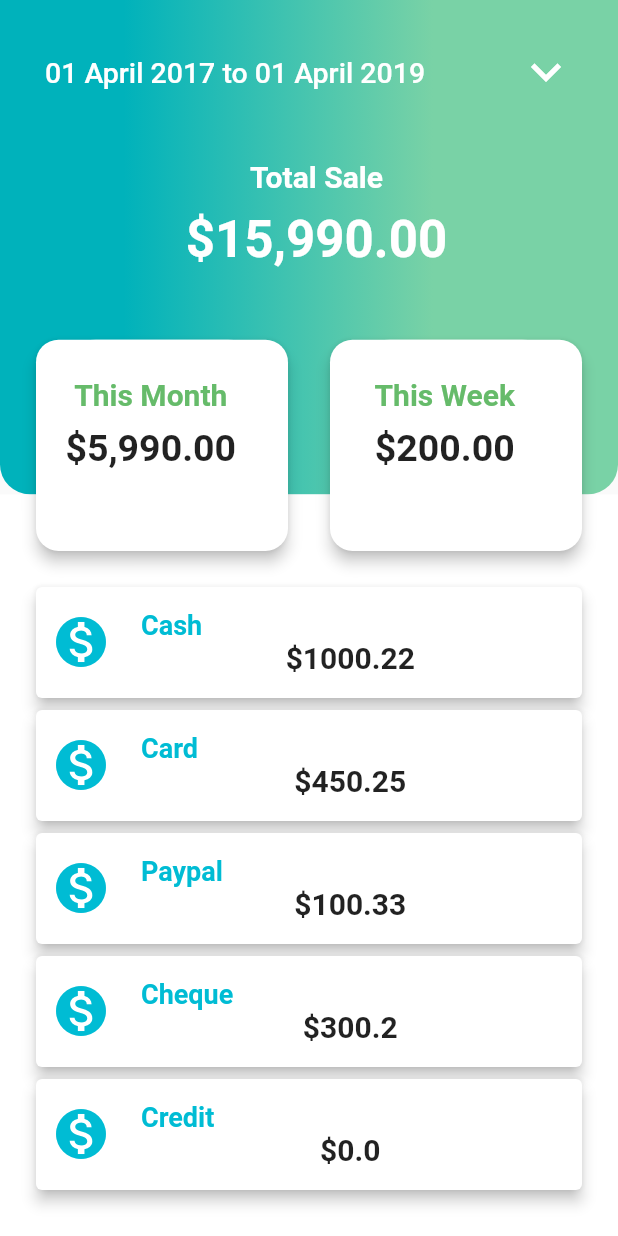
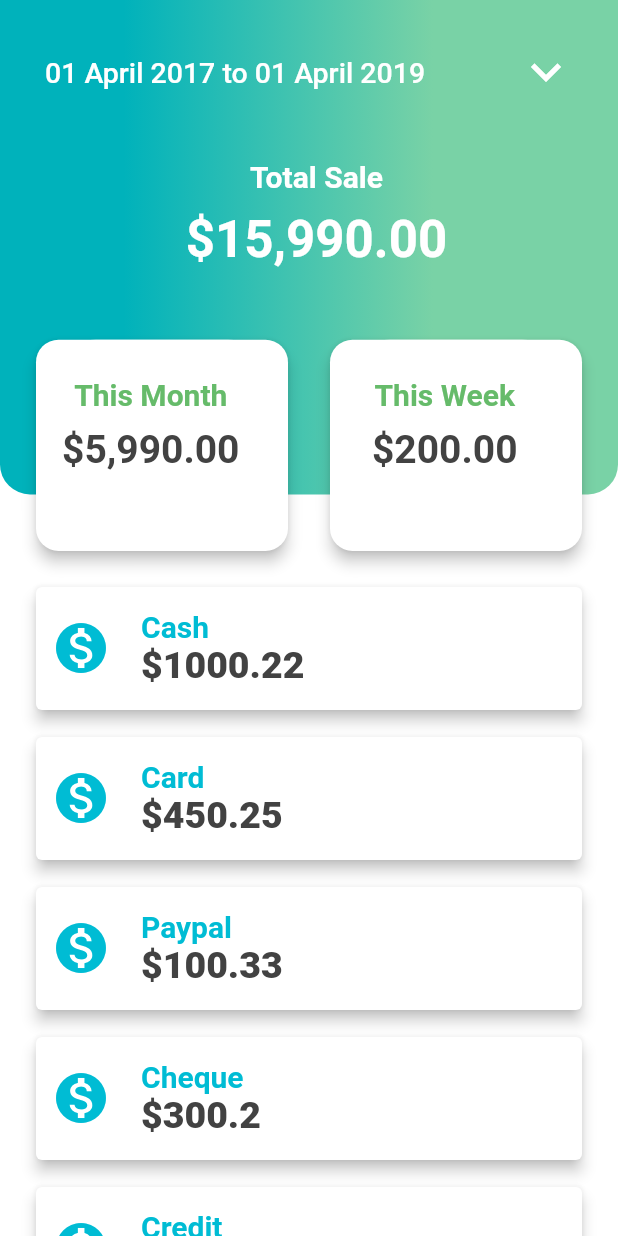
Before and after one commit to JideGuru/SalesApp, a Flutter app: the screen it shows after launch, on a phone screen of 412 x 824 dp. Run offline on Flutter 3.47's test engine with Material 2 defaults, Android fonts, the phone set to English and light mode, and no system bars.

```diff
--- a/lib/ui/home.dart
+++ b/lib/ui/home.dart
@@ -15,6 +15,7 @@ class _HomeState extends State<Home> {
   @override
   Widget build(BuildContext context) {
     return Scaffold(
+      backgroundColor: Colors.white,
       body: SingleChildScrollView(
         child: Stack(
           children: <Widget>[
@@ -86,10 +87,10 @@ class _HomeState extends State<Home> {
                     ],
                   ),
                 ),
-                Container(
-                  height: MediaQuery.of(context).size.height * .75,
-                  color: Colors.white,
-                ),
+//                Container(
+//                  height: MediaQuery.of(context).size.height * .75,
+//                  color: Colors.white,
+//                ),
               ],
             ),
 
@@ -153,20 +154,28 @@ class _HomeState extends State<Home> {
                       amount: r"$1000.22",
                     ),
 
+                    SizedBox(height: 10.0,),
+
                     PaymentMethods(
                       name: "Card",
                       amount: r"$450.25",
                     ),
+
+                    SizedBox(height: 10.0,),
 
                     PaymentMethods(
                       name: "Paypal",
                       amount: r"$100.33",
                     ),
 
+                    SizedBox(height: 10.0,),
+
                     PaymentMethods(
                       name: "Cheque",
                       amount: r"$300.2",
                     ),
+
+                    SizedBox(height: 10.0,),
 
                     PaymentMethods(
                       name: "Credit",
--- a/lib/widget/payment_methods.dart
+++ b/lib/widget/payment_methods.dart
@@ -45,19 +45,25 @@ class PaymentMethods extends StatelessWidget {
                             name,
                             textAlign: TextAlign.left,
                             style: TextStyle(
-                              fontSize: 18.0,
+                              fontSize: 20.0,
                               fontWeight: FontWeight.bold,
                               color: Colors.cyan,
                             ),
                           ),
                         ),
 
-                        Text("$amount",
-                          style: TextStyle(
-                            fontSize: 20.0,
-                            fontWeight: FontWeight.bold,
+                        Align(
+                          alignment: Alignment.centerLeft,
+                          child: Text("$amount",
+                            style: TextStyle(
+                              fontSize: 25.0,
+                              fontWeight: FontWeight.w900,
+                              color: Colors.grey[800],
+                            ),
                           ),
                         ),
+
+
                       ],
                     ),
                   ],
--- a/lib/widget/spending.dart
+++ b/lib/widget/spending.dart
@@ -47,9 +47,12 @@ class Spendings extends StatelessWidget {
 
                         SizedBox(height: 10.0),
                         Text("$amount",
-                            style: TextStyle(
-                                fontSize: 25.0,
-                                fontWeight: FontWeight.bold))
+                          style: TextStyle(
+                            fontSize: 26.0,
+                            fontWeight: FontWeight.bold,
+                            color: Colors.grey[800],
+                          ),
+                        ),
                       ],
                     ),
                   ],
```
Also changed, not shown: 2 other files.
